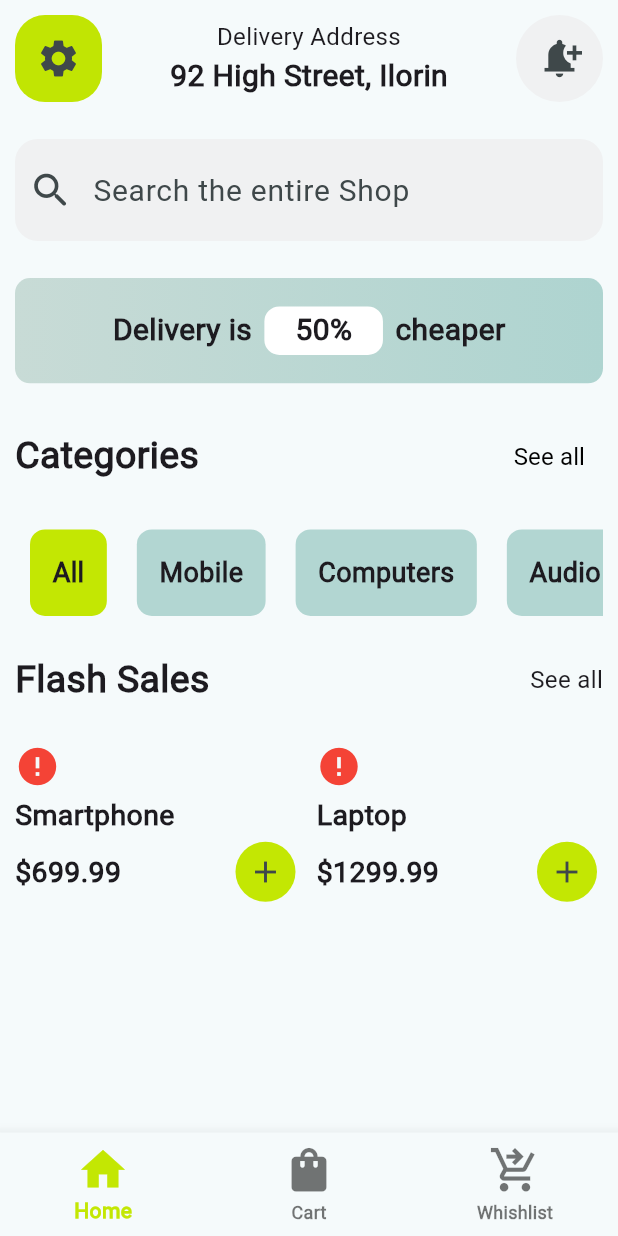
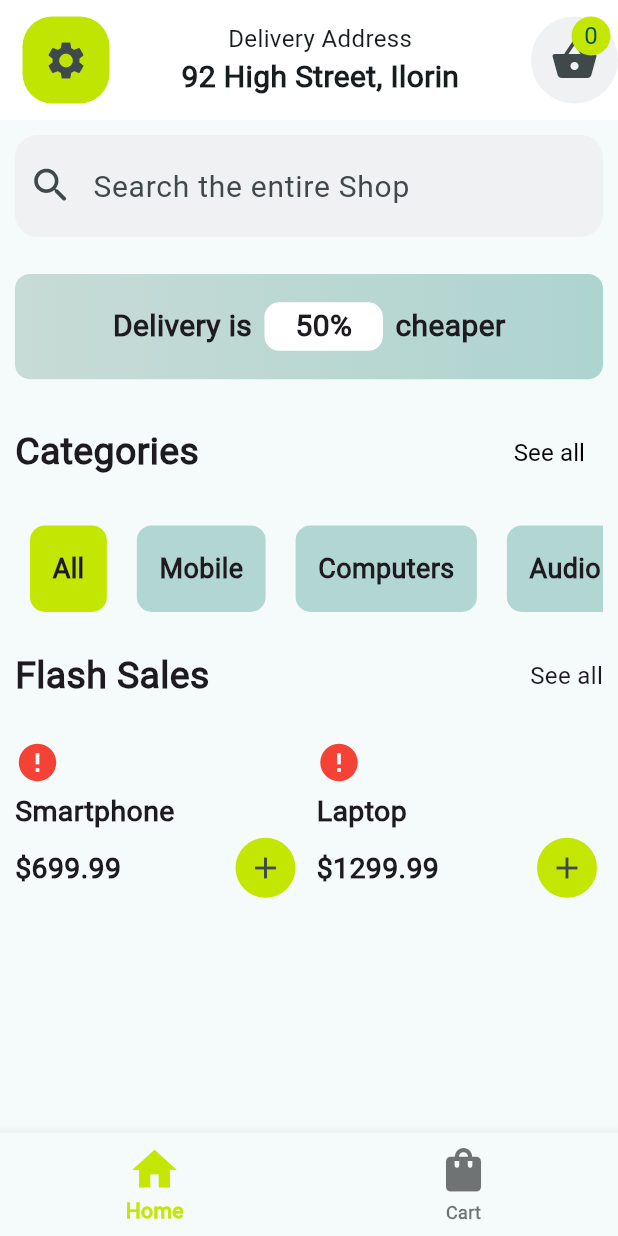
Before and after one commit to Joshwebpoll/ecommercestore, a Flutter app: the screen it shows after launch, on a phone screen of 412 x 824 dp. Run offline on Flutter 3.47's test engine with Material 3 defaults, Android fonts, the light colour scheme and no system bars; our stand-ins replace google_fonts; network calls fail.

Commit message:
update cart design page

```diff
--- a/lib/screens/homepage.dart
+++ b/lib/screens/homepage.dart
@@ -52,12 +52,12 @@ class _HomePageState extends State<HomePage> {
                   Icons.shopping_bag,
                   size: 35,
                 )),
-            BottomNavigationBarItem(
-                label: 'Whishlist',
-                icon: Icon(
-                  Icons.shopping_cart_checkout,
-                  size: 35,
-                )),
+            // BottomNavigationBarItem(
+            //     label: 'Whishlist',
+            //     icon: Icon(
+            //       Icons.shopping_cart_checkout,
+            //       size: 35,
+            //     )),
           ]),
     );
   }
--- a/lib/screens/product_home.dart
+++ b/lib/screens/product_home.dart
@@ -2,6 +2,7 @@ import 'package:flutter/material.dart';
 import 'package:leatning_flutter/cart.dart';
 import 'package:leatning_flutter/data.dart';
 import 'package:leatning_flutter/screens/all_category.dart';
+import 'package:leatning_flutter/screens/cart_screen.dart';
 import 'package:leatning_flutter/screens/detials.dart';
 import 'package:leatning_flutter/screens/searchProduct.dart';
 import 'package:provider/provider.dart';
@@ -31,17 +32,15 @@ class _ProductHomePageState extends State<ProductHomePage> {
             .toList();
     Size size = MediaQuery.of(context).size;
     return Scaffold(
-      body: SingleChildScrollView(
-        child: SafeArea(
-          child: Padding(
-            padding: const EdgeInsets.all(10),
-            child: Column(
-              children: [
-                Row(
-                  mainAxisSize: MainAxisSize.max,
-                  mainAxisAlignment: MainAxisAlignment.spaceBetween,
-                  crossAxisAlignment: CrossAxisAlignment.center,
-                  children: [
+      appBar: AppBar(
+        toolbarHeight: 80,
+        backgroundColor: Colors.white,
+        automaticallyImplyLeading: false,
+        elevation: 0,
+        // scrolledUnderElevation: 0.0,
+        surfaceTintColor: Colors.transparent,
+        actions: [
+          SizedBox(width: 15),
           Container(
             padding: EdgeInsets.all(5),
             decoration: BoxDecoration(
@@ -55,6 +54,7 @@ class _ProductHomePageState extends State<ProductHomePage> {
               ),
             ),
           ),
+          Spacer(),
           Text.rich(
             textAlign: TextAlign.center,
             TextSpan(
@@ -68,30 +68,51 @@ class _ProductHomePageState extends State<ProductHomePage> {
                 ),
                 TextSpan(
                   text: '92 High Street, Ilorin',
-                            style: TextStyle(
-                                fontSize: 20, fontWeight: FontWeight.bold),
+                  style: TextStyle(fontSize: 20, fontWeight: FontWeight.bold),
                 )
               ],
             ),
           ),
+          Spacer(),
+          Stack(
+            children: [
               Container(
                 padding: EdgeInsets.all(5),
                 decoration: BoxDecoration(
                     color: Color.fromRGBO(240, 241, 242, 1),
                     borderRadius: BorderRadius.circular(30)),
                 child: IconButton(
-                        onPressed: () {},
+                  onPressed: () {
+                    Navigator.of(context)
+                        .push(MaterialPageRoute(builder: (context) {
+                      return CartScreen();
+                    }));
+                  },
                   icon: Icon(
-                          Icons.notification_add,
-                          size: 30,
+                    Icons.shopping_basket,
+                    size: 32,
                   ),
+                ),
+              ),
+              Positioned(
+                top: 0,
+                right: 5,
+                child: CircleAvatar(
+                  radius: 13,
+                  backgroundColor: Theme.of(context).primaryColor,
+                  child: Text(context.watch<Cart>().cart.length.toString()),
                 ),
               )
             ],
+          )
+        ],
       ),
-                SizedBox(
-                  height: size.height * 0.03,
-                ),
+      body: SingleChildScrollView(
+        child: SafeArea(
+          child: Padding(
+            padding: const EdgeInsets.all(10),
+            child: Column(
+              children: [
                 TextField(
                   onSubmitted: (value) {
                     if (value.isNotEmpty) {
```
Also changed, not shown: lib/screens/cart_screen.dart (+32 -28 lines), 1 other file. Lines whose indentation alone changed are shown as unchanged.
